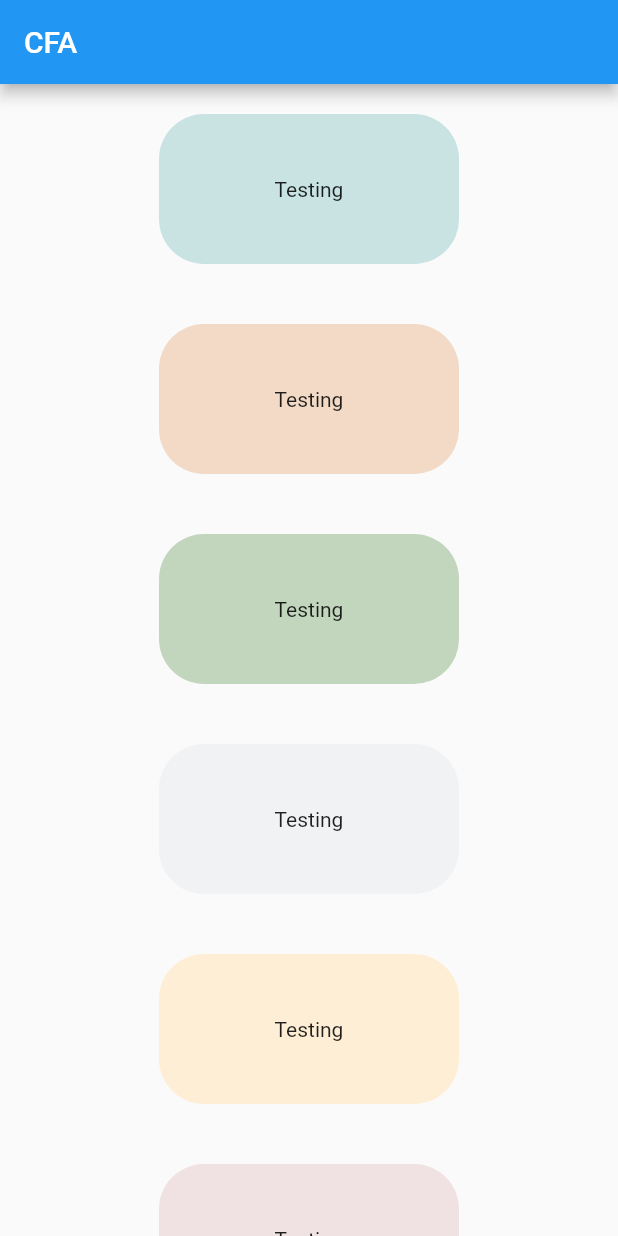
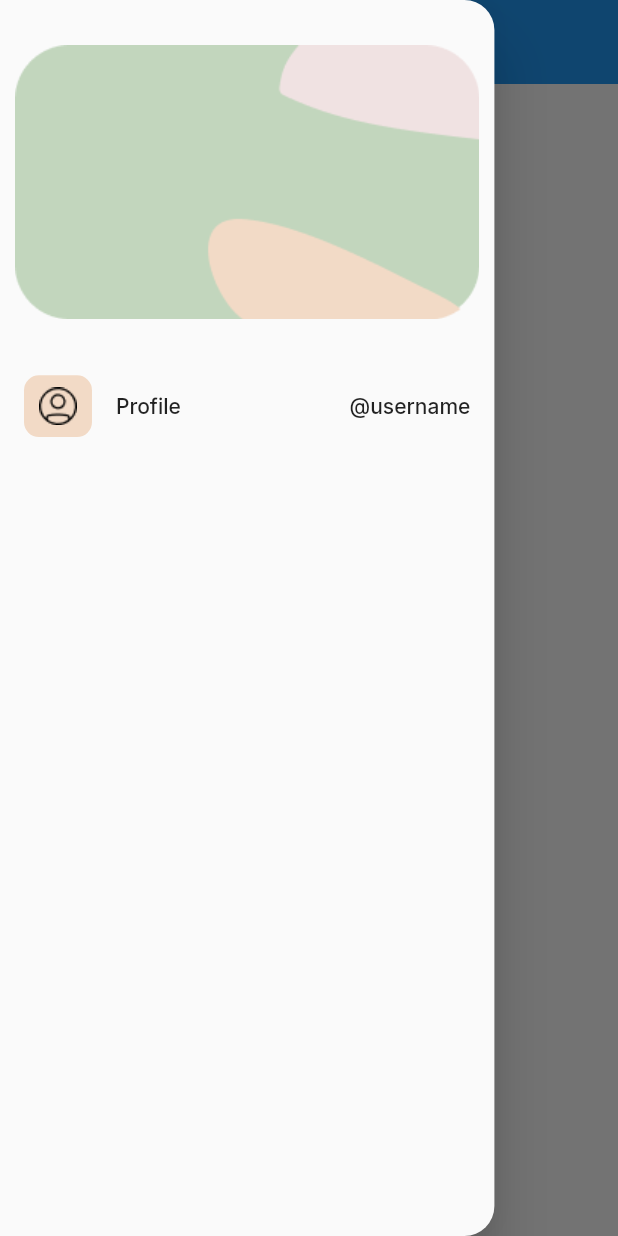
Before and after one commit to Sparsh-R17/Climate-Fintech-App, a Flutter app: the screen it shows after launch, with the side drawer open (before the commit the screen has no drawer), on a phone screen of 412 x 824 dp. Run offline on Flutter 3.47's test engine with Material 2 defaults, Android fonts, the phone set to English and light mode, and no system bars; our stand-ins replace google_fonts.

Commit message:
AppDrawer Added

```diff
--- a/lib/main.dart
+++ b/lib/main.dart
@@ -1,11 +1,16 @@
 import 'package:flutter/material.dart';
 import 'package:flutter/services.dart';
+import 'package:google_fonts/google_fonts.dart';
 
-import '/config/colors.dart';
+import 'screens/first_page.dart';
 
 void main() {
   WidgetsFlutterBinding.ensureInitialized();
-  SystemChrome.setPreferredOrientations([DeviceOrientation.portraitUp]).then(
+  SystemChrome.setPreferredOrientations(
+    [
+      DeviceOrientation.portraitUp,
+    ],
+  ).then(
     (value) => runApp(
       const MyApp(),
     ),
@@ -17,51 +22,14 @@ class MyApp extends StatelessWidget {
 
   @override
   Widget build(BuildContext context) {
-    return const MaterialApp(
+    return MaterialApp(
       title: 'CFA',
-      home: MainPage(),
+      theme: ThemeData(
+        textTheme: GoogleFonts.interTextTheme(
+          Theme.of(context).textTheme,
+        ),
+      ),
+      home: const FirstPage(),
     );
   }
 }
-
-List<Color> colorTesting = [
-  AppColor.blue,
-  AppColor.brown,
-  AppColor.green,
-  AppColor.grey,
-  AppColor.lightBrown,
-  AppColor.pink,
-  AppColor.yellow,
-];
-
-class MainPage extends StatelessWidget {
-  const MainPage({super.key});
-
-  @override
-  Widget build(BuildContext context) {
-    return Scaffold(
-      appBar: AppBar(
-        title: const Text('CFA'),
-      ),
-      body: ListView.builder(
-        itemCount: colorTesting.length,
-        itemBuilder: (ctx, i) {
-          return Center(
-            child: Container(
-              margin: const EdgeInsets.all(20),
-              width: 200,
-              height: 100,
-              decoration: BoxDecoration(
-                borderRadius: BorderRadius.circular(30),
-                color: colorTesting[i],
-              ),
-              child: const Center(
-                child: Text('Testing'),
-              ),
-            ),
-          );
-        },
-      ),
-    );
-  }
-}
--- /dev/null
+++ b/lib/models/drawer_list.dart
@@ -0,0 +1,15 @@
+import 'package:flutter/cupertino.dart';
+
+class DrawerList {
+  final Color boxColor;
+  final String listName;
+  final String listTag;
+  final IconData icon;
+
+  DrawerList({
+    required this.boxColor,
+    required this.listName,
+    required this.icon,
+    required this.listTag,
+  });
+}
--- /dev/null
+++ b/lib/screens/first_page.dart
@@ -0,0 +1,21 @@
+import 'package:flutter/material.dart';
+
+import '../widgets/custom_drawer.dart';
+
+class FirstPage extends StatelessWidget {
+  const FirstPage({super.key});
+
+  @override
+  Widget build(BuildContext context) {
+    return Scaffold(
+      appBar: AppBar(
+        elevation: 0,
+        title: const Text('CFA'),
+      ),
+      drawer: const CustomDrawer(),
+      body: const Center(
+        child: Text('Hello'),
+      ),
+    );
+  }
+}
--- /dev/null
+++ b/lib/widgets/custom_drawer.dart
@@ -0,0 +1,35 @@
+import 'package:flutter/material.dart';
+
+import './drawer_list_tile.dart';
+
+class CustomDrawer extends StatelessWidget {
+  const CustomDrawer({super.key});
+
+  @override
+  Widget build(BuildContext context) {
+    return Drawer(
+      width: MediaQuery.of(context).size.width * 0.8,
+      shape: const RoundedRectangleBorder(
+        borderRadius: BorderRadius.only(
+          topRight: Radius.circular(20),
+          bottomRight: Radius.circular(20),
+        ),
+      ),
+      child: Column(
+        children: [
+          Container(
+            margin: const EdgeInsets.symmetric(vertical: 30, horizontal: 10),
+            child: Image.asset('assets/images/card_design.png'),
+          ),
+          Expanded(
+            child: ListView(
+              children: const [
+                DrawerListTile(),
+              ],
+            ),
+          )
+        ],
+      ),
+    );
+  }
+}
--- /dev/null
+++ b/lib/widgets/drawer_list_tile.dart
@@ -0,0 +1,29 @@
+import 'package:flutter/material.dart';
+
+import '../config/colors.dart';
+
+class DrawerListTile extends StatelessWidget {
+  const DrawerListTile({super.key});
+
+  @override
+  Widget build(BuildContext context) {
+    return ListTile(
+      leading: Container(
+        height: MediaQuery.of(context).size.height * 0.05,
+        width: MediaQuery.of(context).size.width * 0.11,
+        decoration: BoxDecoration(
+          color: AppColor.brown,
+          borderRadius: BorderRadius.circular(10),
+        ),
+        child: Image.asset('assets/images/user_icon.png'),
+      ),
+      title: Row(
+        mainAxisAlignment: MainAxisAlignment.spaceBetween,
+        children: const [
+          Text('Profile'),
+          Text('@username'),
+        ],
+      ),
+    );
+  }
+}
```
Also changed, not shown: pubspec.yaml (+4 -6 lines), assets/images/card_design.png (added), assets/images/user_icon.png (added).
